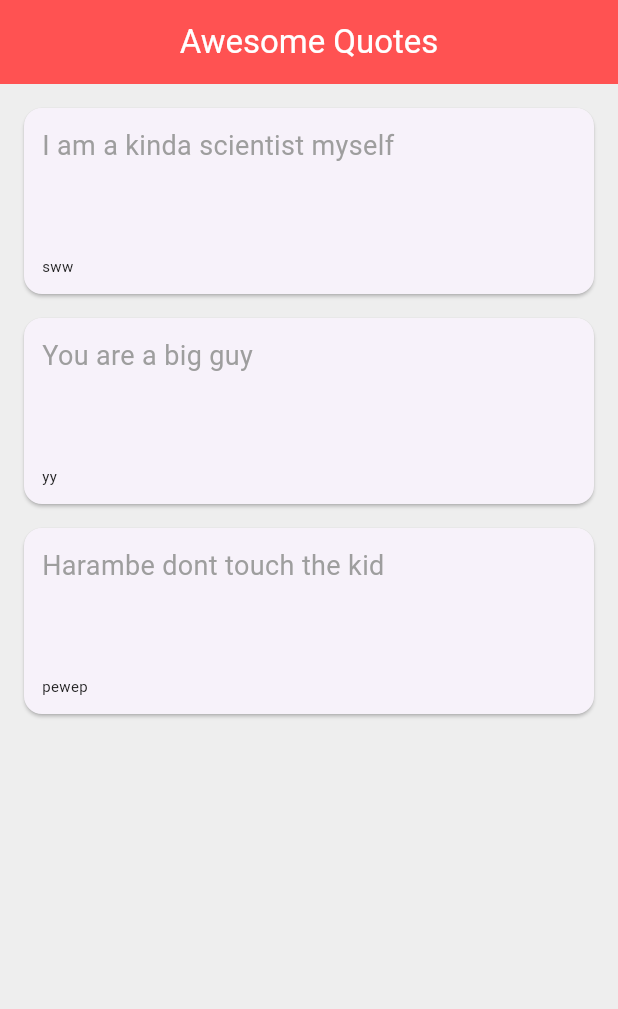
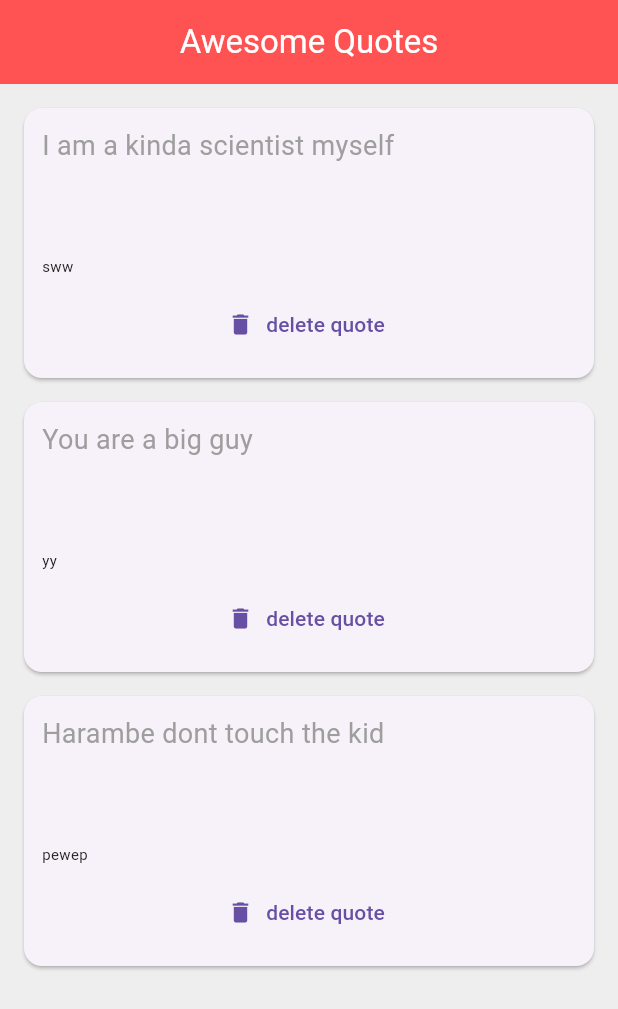
Before and after one commit to Darshan-1012/quotes_proj_4, a Flutter app: the screen it shows after launch, on a phone screen of 412 x 824 dp. Shown: the top 1009 px of the screen. Run offline on Flutter 3.47's test engine with Material 3 defaults, Android fonts, the phone set to English and light mode, and no system bars.

Commit message:
Function as params

```diff
--- a/lib/main.dart
+++ b/lib/main.dart
@@ -11,7 +11,6 @@
 }
 
 class QuoteList extends StatefulWidget {
-  const QuoteList({super.key});
 
   @override
   State<QuoteList> createState() => _QuoteListState();
@@ -25,10 +24,6 @@
     Quote(text: 'Harambe dont touch the kid ', author: 'pewep'),
   ];
 
-  Widget quoteTemplate(quote){
-    return QuoteCard(quote: quote);
-  }
-
   @override
   Widget build(BuildContext context) {
     return Scaffold(
@@ -40,7 +35,14 @@
         backgroundColor: Colors.redAccent,
       ),
       body: Column(
-        children: quotes.map((quote) => quoteTemplate(quote)).toList()
+        children: quotes.map((quote) => QuoteCard(
+          quote: quote,
+          delete : () {
+            setState(() {
+              quotes.remove(quote);
+            });
+          }
+          )).toList()
       ),
     );
   }
--- a/lib/quote_card.dart
+++ b/lib/quote_card.dart
@@ -4,7 +4,8 @@
 class QuoteCard extends StatelessWidget {
 
   final Quote quote;
-   QuoteCard({  required this.quote });
+  final VoidCallback delete;
+   QuoteCard({  required this.quote, required this.delete });
 
   @override
   Widget build(BuildContext context) {
@@ -30,6 +31,12 @@
                 color: Colors.grey[900]
               ),
             ),
+            SizedBox(height: 8,),
+            TextButton.icon(
+              onPressed: delete,
+              label: Text('delete quote'),
+              icon: Icon(Icons.delete),
+              )
           ],
         ),
       ),
```
